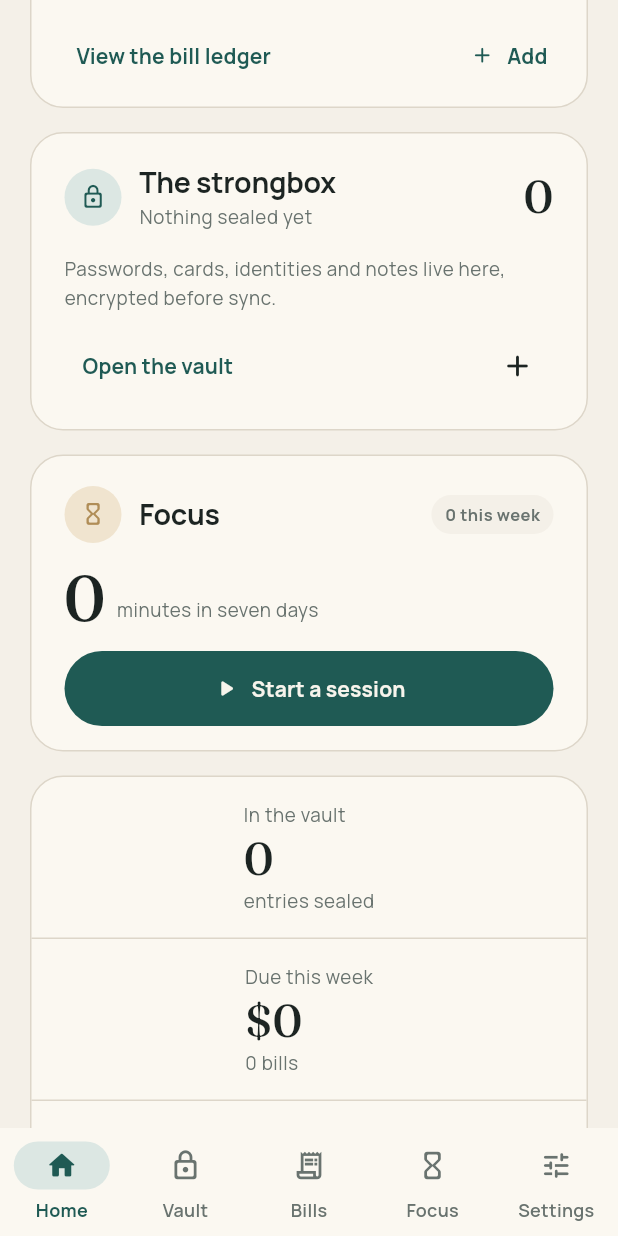
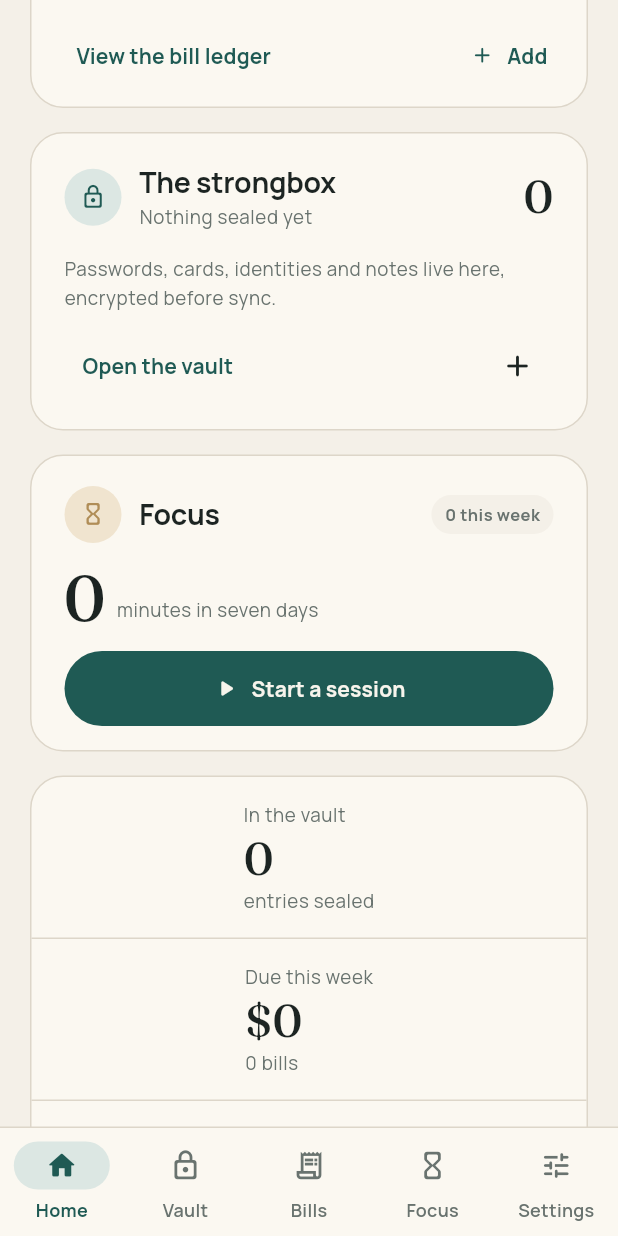
Before and after one commit to aethelreborn/Aethel, a Flutter app: the AppShell screen opened directly, scrolled down 576 dp, on a phone screen of 412 x 824 dp. Run offline on Flutter 3.47's test engine with Material 3 defaults, Android fonts, the phone set to English and light mode, and no system bars; our stand-ins replace dio, flutter_riverpod, flutter_secure_storage, local_auth, shared_preferences; missing offline and left inert: pointycastle; accounts and stored records are empty.

Commit message:
fix: persist bill paid_at through sync and separate mobile nav

```diff
--- a/aethel_app/lib/core/network/sync_service.dart
+++ b/aethel_app/lib/core/network/sync_service.dart
@@ -231,6 +231,7 @@ class SyncService {
         'next_due_date': clean.nextDueDate?.toUtc().toIso8601String(),
         'billing_cycle': clean.cycle?.apiValue,
         'is_active': clean.isActive,
+        'paid_at': clean.lastPaidAt?.toUtc().toIso8601String(),
       };
       try {
         await _api.post('/billing', data: body);
--- a/aethel_app/lib/features/shell/presentation/app_shell.dart
+++ b/aethel_app/lib/features/shell/presentation/app_shell.dart
@@ -49,9 +49,15 @@ class AppShell extends ConsumerWidget {
       );
     }
 
+    final palette = context.aethel;
     return Scaffold(
       body: body,
-      bottomNavigationBar: NavigationBar(
+      bottomNavigationBar: Container(
+        decoration: BoxDecoration(
+          color: palette.surface,
+          border: Border(top: BorderSide(color: palette.line)),
+        ),
+        child: NavigationBar(
           selectedIndex: index,
           onDestinationSelected: (value) =>
               ref.read(shellIndexProvider.notifier).state = value,
@@ -63,6 +69,7 @@ class AppShell extends ConsumerWidget {
                 label: destination.label,
               ),
           ],
+        ),
       ),
     );
   }
```
Also changed, not shown: 2 other files. Lines whose indentation alone changed are shown as unchanged.
